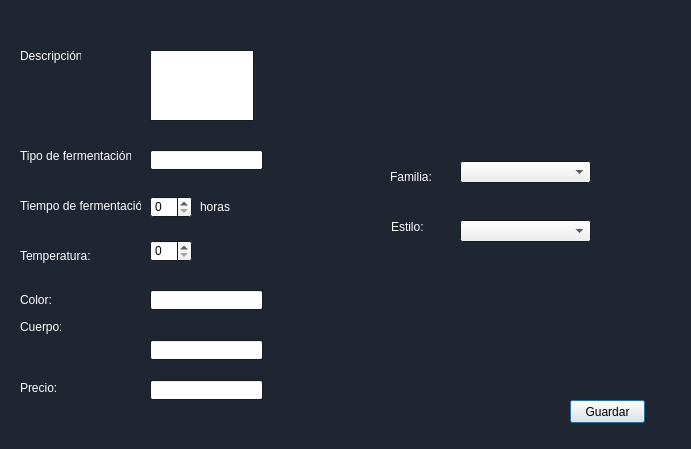
Qt form registrocerveza.ui (pacheevb/ED_Proyecto2) before a commit.
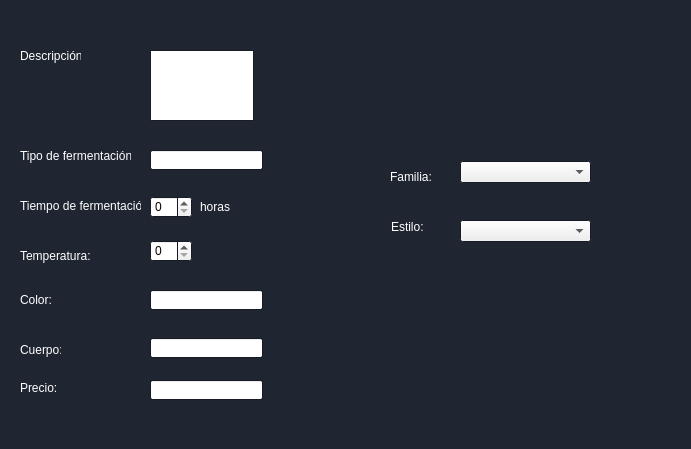
The same form after that commit. Icons and pictures are not drawn.

What changed in the file:
```diff
--- a/registrocerveza.ui
+++ b/registrocerveza.ui
@@ -90,9 +90,9 @@
   <widget class="QLabel" name="label">
    <property name="geometry">
     <rect>
-     <x>320</x>
+     <x>310</x>
      <y>30</y>
-     <width>351</width>
+     <width>361</width>
      <height>31</height>
     </rect>
    </property>
@@ -397,7 +397,7 @@
    <property name="geometry">
     <rect>
      <x>20</x>
-     <y>317</y>
+     <y>340</y>
      <width>41</width>
      <height>20</height>
     </rect>
@@ -627,13 +627,16 @@
    <property name="geometry">
     <rect>
      <x>570</x>
-     <y>400</y>
-     <width>75</width>
-     <height>23</height>
+     <y>380</y>
+     <width>91</width>
+     <height>41</height>
     </rect>
    </property>
    <property name="text">
-    <string>Guardar</string>
+    <string/>
+   </property>
+   <property name="flat">
+    <bool>true</bool>
    </property>
   </widget>
   <widget class="QSpinBox" name="spinBox">
@@ -720,7 +723,7 @@
    <property name="geometry">
     <rect>
      <x>150</x>
-     <y>340</y>
+     <y>338</y>
      <width>113</width>
      <height>20</height>
     </rect>
@@ -736,6 +739,44 @@
     </rect>
    </property>
   </widget>
+  <widget class="QLabel" name="label_7">
+   <property name="geometry">
+    <rect>
+     <x>560</x>
+     <y>380</y>
+     <width>121</width>
+     <height>51</height>
+    </rect>
+   </property>
+   <property name="text">
+    <string/>
+   </property>
+   <property name="pixmap">
+    <pixmap resource="recursos.qrc">:/Recursos/btn_guardar.png</pixmap>
+   </property>
+  </widget>
+  <zorder>lineEdit</zorder>
+  <zorder>label</zorder>
+  <zorder>label_2</zorder>
+  <zorder>label_3</zorder>
+  <zorder>label_4</zorder>
+  <zorder>label_5</zorder>
+  <zorder>label_6</zorder>
+  <zorder>label_8</zorder>
+  <zorder>label_9</zorder>
+  <zorder>label_10</zorder>
+  <zorder>label_11</zorder>
+  <zorder>comboBox</zorder>
+  <zorder>comboBox_2</zorder>
+  <zorder>textEdit</zorder>
+  <zorder>spinBox</zorder>
+  <zorder>spinBox_2</zorder>
+  <zorder>label_12</zorder>
+  <zorder>lineEdit_2</zorder>
+  <zorder>lineEdit_4</zorder>
+  <zorder>lineEdit_5</zorder>
+  <zorder>label_7</zorder>
+  <zorder>btn_guardarCerveza</zorder>
  </widget>
  <resources>
   <include location="recursos.qrc"/>
```
Left out of the diff: 2 changed lines with no effect on the pictures.
